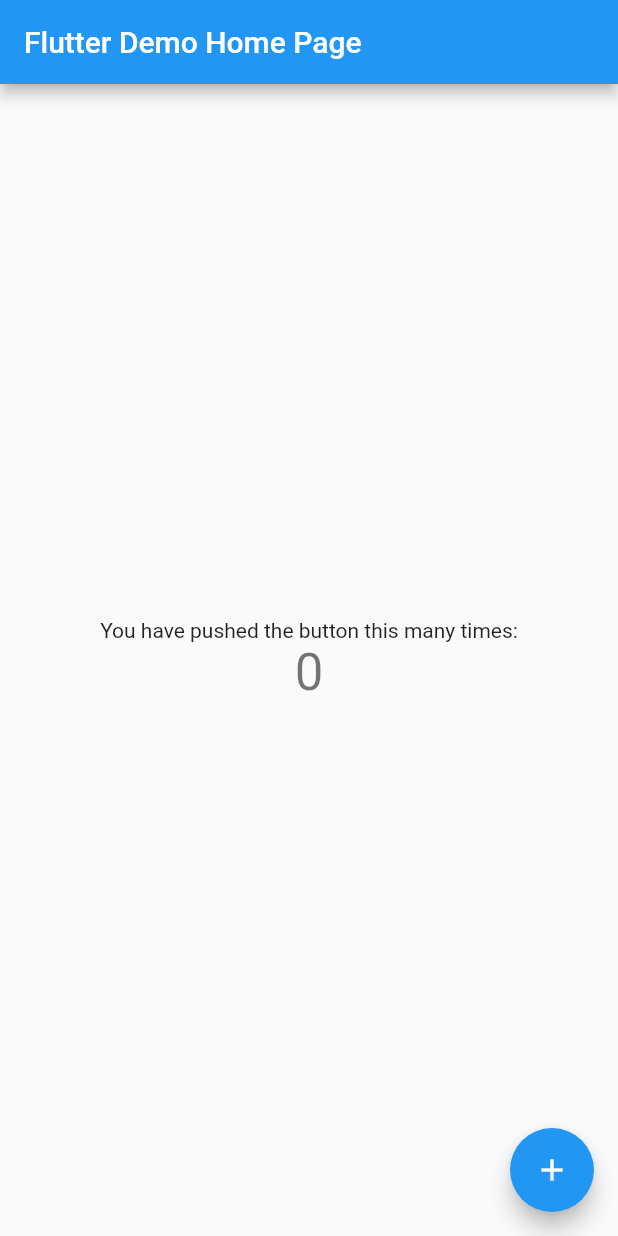
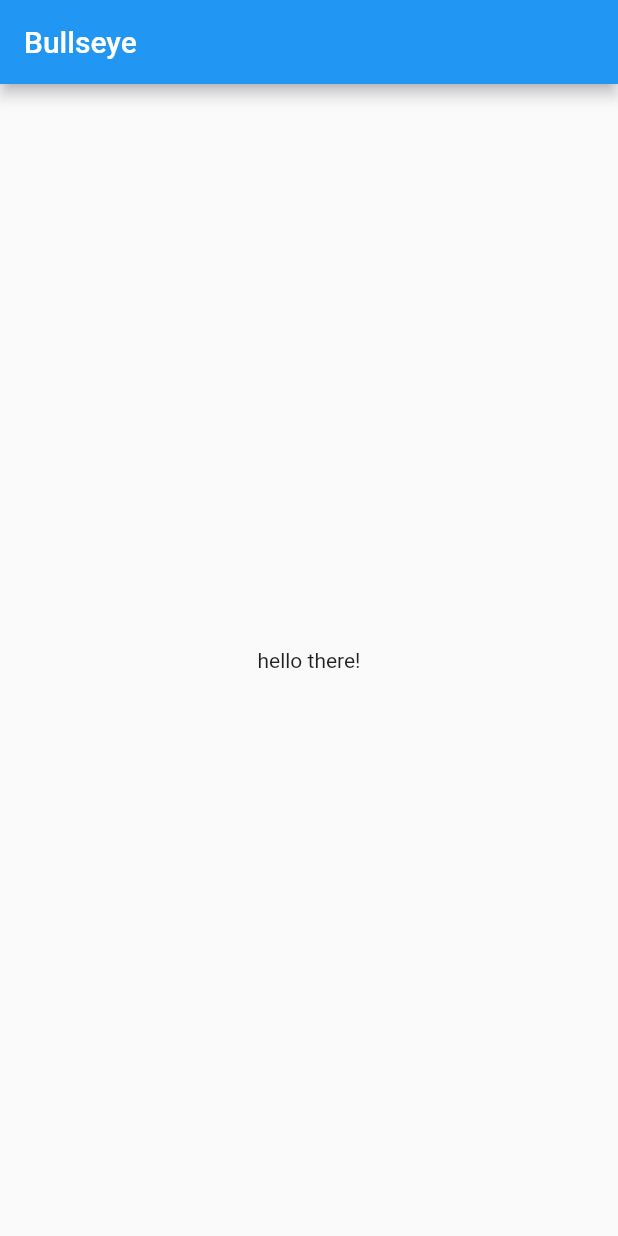
Before and after one commit to omar115/first-app-in-flutter, a Flutter app: the screen it shows after launch, on a phone screen of 412 x 824 dp. Run offline on Flutter 3.47's test engine with Material 2 defaults, Android fonts, the phone set to English and light mode, and no system bars.

Commit message:
first app built

```diff
--- a/bullseye/lib/main.dart
+++ b/bullseye/lib/main.dart
@@ -1,115 +1,13 @@
 import 'package:flutter/material.dart';
 
 void main() {
-  runApp(const MyApp());
+  runApp(MaterialApp(
+      title: 'Bullseye',
+      home: Scaffold(
+          appBar: AppBar(
+            title: const Text('Bullseye'),
+          ),
+          body: const Center(
+            child: Text('hello there!'),
+          ))));
 }
-
-class MyApp extends StatelessWidget {
-  const MyApp({Key? key}) : super(key: key);
-
-  // This widget is the root of your application.
-  @override
-  Widget build(BuildContext context) {
-    return MaterialApp(
-      title: 'Flutter Demo',
-      theme: ThemeData(
-        // This is the theme of your application.
-        //
-        // Try running your application with "flutter run". You'll see the
-        // application has a blue toolbar. Then, without quitting the app, try
-        // changing the primarySwatch below to Colors.green and then invoke
-        // "hot reload" (press "r" in the console where you ran "flutter run",
-        // or simply save your changes to "hot reload" in a Flutter IDE).
-        // Notice that the counter didn't reset back to zero; the application
-        // is not restarted.
-        primarySwatch: Colors.blue,
-      ),
-      home: const MyHomePage(title: 'Flutter Demo Home Page'),
-    );
-  }
-}
-
-class MyHomePage extends StatefulWidget {
-  const MyHomePage({Key? key, required this.title}) : super(key: key);
-
-  // This widget is the home page of your application. It is stateful, meaning
-  // that it has a State object (defined below) that contains fields that affect
-  // how it looks.
-
-  // This class is the configuration for the state. It holds the values (in this
-  // case the title) provided by the parent (in this case the App widget) and
-  // used by the build method of the State. Fields in a Widget subclass are
-  // always marked "final".
-
-  final String title;
-
-  @override
-  State<MyHomePage> createState() => _MyHomePageState();
-}
-
-class _MyHomePageState extends State<MyHomePage> {
-  int _counter = 0;
-
-  void _incrementCounter() {
-    setState(() {
-      // This call to setState tells the Flutter framework that something has
-      // changed in this State, which causes it to rerun the build method below
-      // so that the display can reflect the updated values. If we changed
-      // _counter without calling setState(), then the build method would not be
-      // called again, and so nothing would appear to happen.
-      _counter++;
-    });
-  }
-
-  @override
-  Widget build(BuildContext context) {
-    // This method is rerun every time setState is called, for instance as done
-    // by the _incrementCounter method above.
-    //
-    // The Flutter framework has been optimized to make rerunning build methods
-    // fast, so that you can just rebuild anything that needs updating rather
-    // than having to individually change instances of widgets.
-    return Scaffold(
-      appBar: AppBar(
-        // Here we take the value from the MyHomePage object that was created by
-        // the App.build method, and use it to set our appbar title.
-        title: Text(widget.title),
-      ),
-      body: Center(
-        // Center is a layout widget. It takes a single child and positions it
-        // in the middle of the parent.
-        child: Column(
-          // Column is also a layout widget. It takes a list of children and
-          // arranges them vertically. By default, it sizes itself to fit its
-          // children horizontally, and tries to be as tall as its parent.
-          //
-          // Invoke "debug painting" (press "p" in the console, choose the
-          // "Toggle Debug Paint" action from the Flutter Inspector in Android
-          // Studio, or the "Toggle Debug Paint" command in Visual Studio Code)
-          // to see the wireframe for each widget.
-          //
-          // Column has various properties to control how it sizes itself and
-          // how it positions its children. Here we use mainAxisAlignment to
-          // center the children vertically; the main axis here is the vertical
-          // axis because Columns are vertical (the cross axis would be
-          // horizontal).
-          mainAxisAlignment: MainAxisAlignment.center,
-          children: <Widget>[
-            const Text(
-              'You have pushed the button this many times:',
-            ),
-            Text(
-              '$_counter',
-              style: Theme.of(context).textTheme.headline4,
-            ),
-          ],
-        ),
-      ),
-      floatingActionButton: FloatingActionButton(
-        onPressed: _incrementCounter,
-        tooltip: 'Increment',
-        child: const Icon(Icons.add),
-      ), // This trailing comma makes auto-formatting nicer for build methods.
-    );
-  }
-}
```
